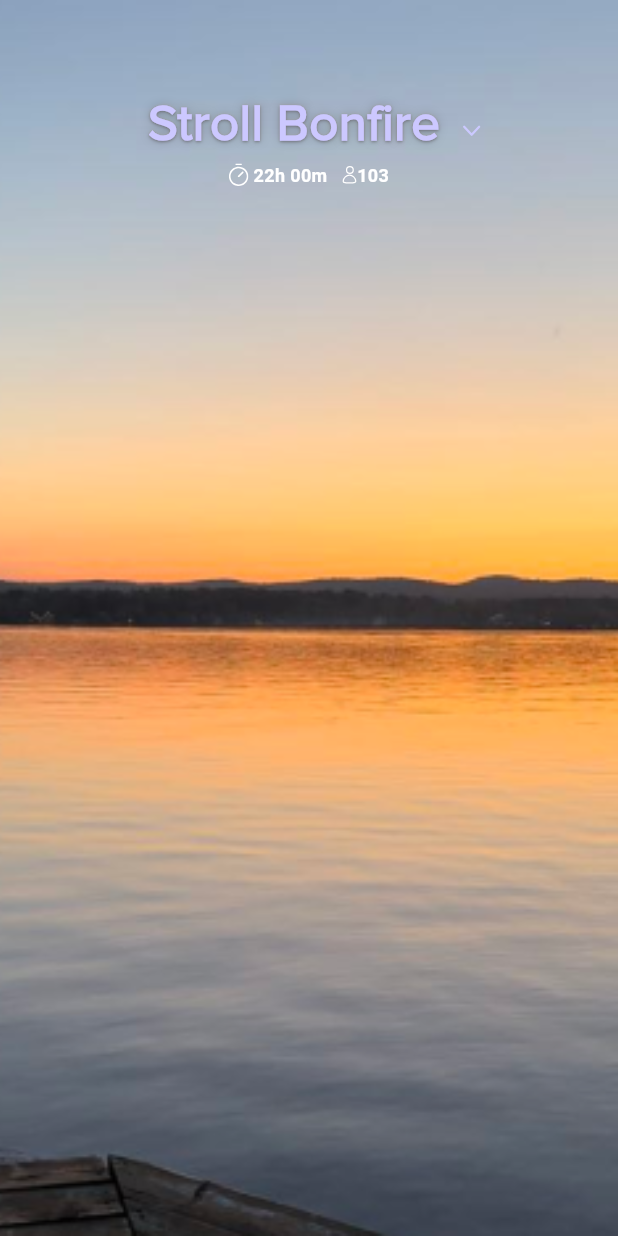
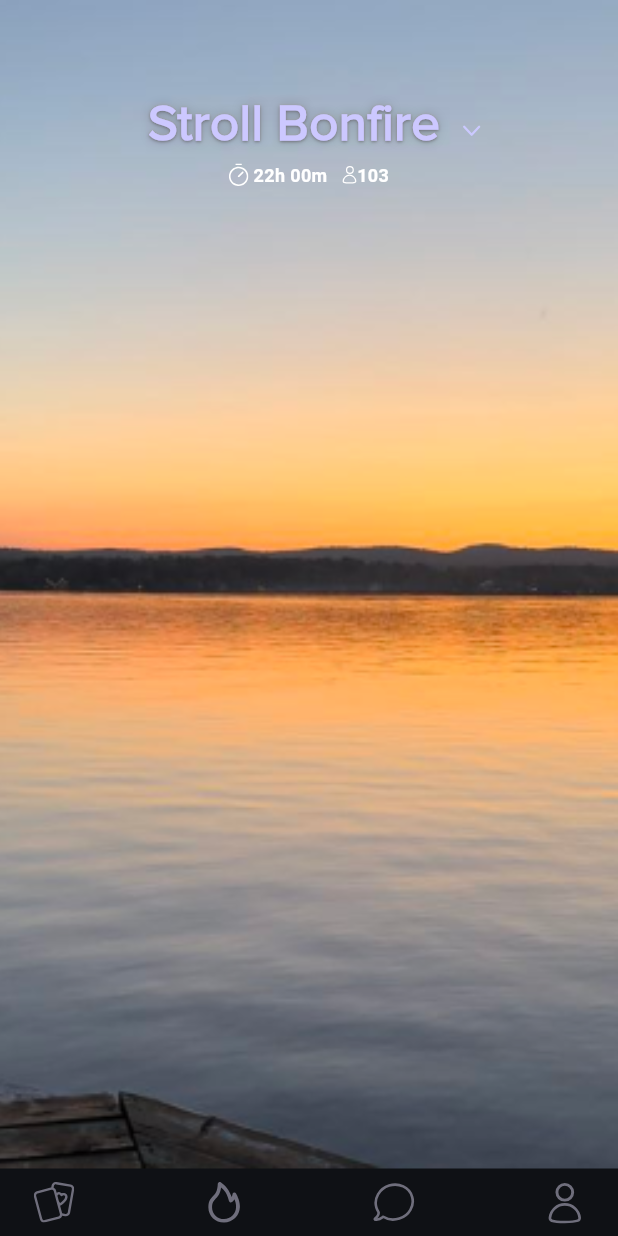
Before and after one commit to abhikatta/fe_interview_task_1, a Flutter app: the screen it shows after launch, on a phone screen of 412 x 824 dp. Run offline on Flutter 3.47's test engine with Material 3 defaults, Android fonts, the phone set to English and light mode, and no system bars; our stand-ins replace flutter_svg; Roboto replaces fonts that are missing (Proxima Nova).

```diff
--- /dev/null
+++ b/lib/components/bottom_nav_bar.dart
@@ -0,0 +1,54 @@
+// ignore_for_file: avoid_unnecessary_containers
+
+import 'package:flutter/material.dart';
+import 'package:flutter_svg/flutter_svg.dart';
+
+class MyBottomNavBar extends StatelessWidget {
+  const MyBottomNavBar({super.key});
+
+  @override
+  Widget build(BuildContext context) {
+    return Row(
+      mainAxisAlignment: MainAxisAlignment.spaceBetween,
+      crossAxisAlignment: CrossAxisAlignment.center,
+      children: [
+        Container(
+          padding: const EdgeInsets.all(8),
+          child: SvgPicture.asset(
+            'lib/assets/poker_cards.svg',
+            width: 28,
+            height: 28,
+          ),
+        ),
+        Container(
+          padding: const EdgeInsets.all(8),
+          child: SvgPicture.asset(
+            'lib/assets/bonfire.svg',
+            width: 28,
+            height: 28,
+          ),
+        ),
+        Container(
+          padding: const EdgeInsets.all(8),
+          child: SvgPicture.asset(
+            'lib/assets/dual_icons.svg',
+            width: 28,
+            height: 28,
+          ),
+        ),
+
+        // values are different because in the figma design
+        // this is an icon with no padding unlike the others.
+
+        Container(
+          // padding: const EdgeInsets.all(8),
+          child: SvgPicture.asset(
+            'lib/assets/user.svg',
+            width: 44,
+            height: 44,
+          ),
+        )
+      ],
+    );
+  }
+}
--- a/lib/pages/home_page.dart
+++ b/lib/pages/home_page.dart
@@ -1,5 +1,5 @@
+import 'package:fe_interview_task_1/components/bottom_nav_bar.dart';
 import 'package:flutter/material.dart';
-
 import 'package:flutter_svg/flutter_svg.dart';
 
 class HomePage extends StatelessWidget {
@@ -9,7 +9,14 @@ class HomePage extends StatelessWidget {
   Widget build(BuildContext context) {
     return SafeArea(
         child: Scaffold(
-      // appBar: AppBar(title: const Text('Stroll Bonfire')),
+      bottomNavigationBar: Container(
+        height: 45,
+        padding: const EdgeInsets.only(left: 14, right: 14),
+        decoration: const BoxDecoration(
+          color: Color(0xFF0F1115),
+        ),
+        child: const MyBottomNavBar(),
+      ),
       body: Stack(
         fit: StackFit.expand,
         children: [
```
Also changed, not shown: lib/assets/Icons.png (deleted), lib/assets/bonfire.png (deleted), lib/assets/bonfire.svg (added), lib/assets/dual_icons.svg (added), lib/assets/poker_cards.png (deleted), lib/assets/poker_cards.svg (added), lib/assets/user.png (deleted), lib/assets/user.svg (added).
